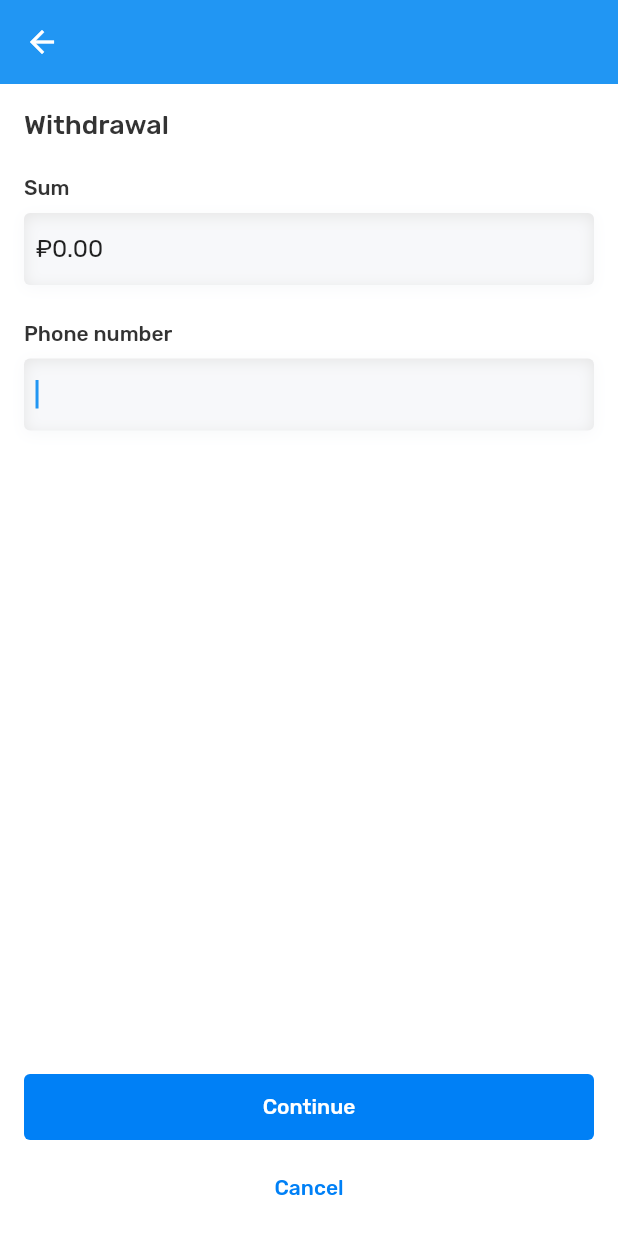
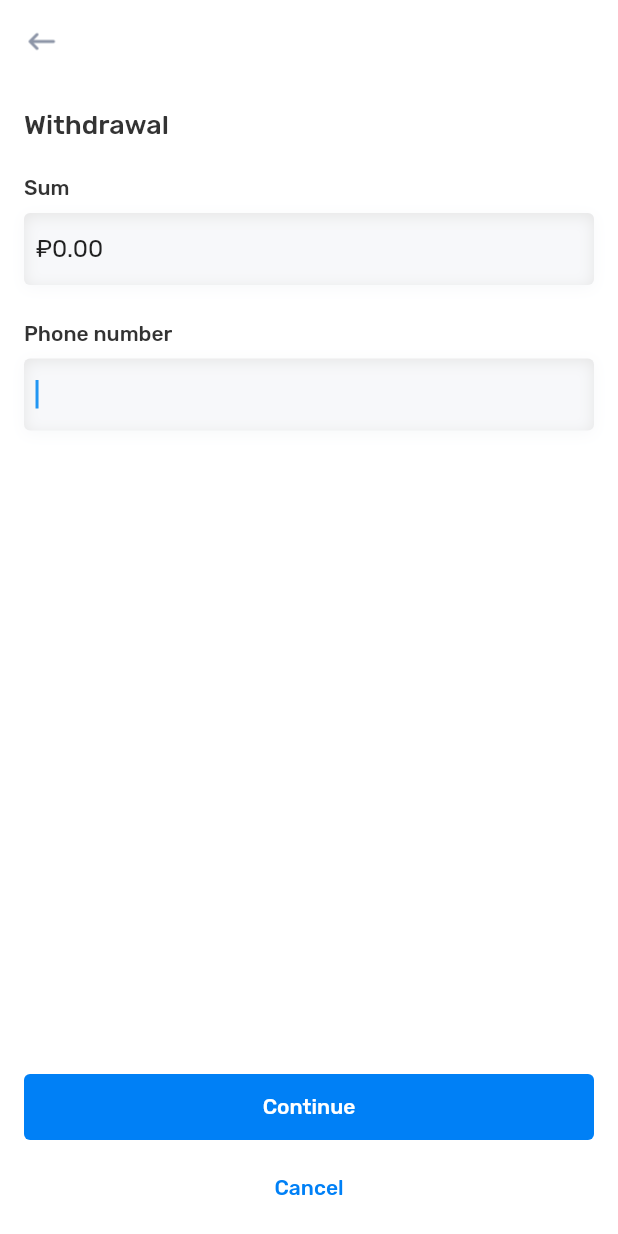
Before and after one commit to medcb/mobileapp, a Flutter app: the PayoutFormScreen screen opened directly with empty values, on a phone screen of 412 x 824 dp. Run offline on Flutter 3.47's test engine with Material 2 defaults, Android fonts, the phone set to English and light mode, and no system bars; our stand-ins replace camera, currency_text_input_formatter, easy_localization, flutter_secure_storage, focus_detector, image_picker and 3 more; accounts and stored records are empty; network calls fail.

Commit message:
White AppBars

```diff
--- a/lib/widgets/payout_form_screen.dart
+++ b/lib/widgets/payout_form_screen.dart
@@ -153,10 +153,10 @@ class _PayoutFormScreenState extends State<PayoutFormScreen> {
     return Scaffold(
       appBar: AppBar(
         shadowColor: Color(0),
-        actionsIconTheme: IconThemeData(
-          color: CashbackColors.accentColor,
-          opacity: 1,
-          size: 100,
+        backgroundColor: CashbackColors.backgroundColor,
+        leading: IconButton(
+          onPressed: () => Navigator.of(context).pop(),
+          icon: Image.asset('assets/images/back_gray_icon.png'),
         ),
       ),
       body: StatefulScreen(
--- a/lib/widgets/recipe_add_photos_list_screen.dart
+++ b/lib/widgets/recipe_add_photos_list_screen.dart
@@ -202,6 +202,11 @@ class _RecipeAddPhotosListState extends State<RecipeAddPhotosListScreen> {
         backgroundColor: Theme.of(context).backgroundColor,
         appBar: AppBar(
           shadowColor: Color(0),
+          backgroundColor: CashbackColors.backgroundColor,
+          leading: IconButton(
+            onPressed: () => Navigator.of(context).pop(),
+            icon: Image.asset('assets/images/back_gray_icon.png'),
+          ),
         ),
         body: SafeArea(
           child: StatefulScreen(
--- a/pubspec.yaml
+++ b/pubspec.yaml
@@ -84,6 +84,7 @@ flutter:
     - assets/images/payout_icon_phone.png
     - assets/images/payout_icon_yoomoney.png
     - assets/images/payout_success_ok.png
+    - assets/images/back_gray_icon.png
 
   fonts:
     - family: Rubik
```
Also changed, not shown: lib/widgets/balance_history_screen.dart (+9 -5 lines), lib/widgets/prescription_details_screen.dart (+8 -0 lines), assets/images/1.5x/back_gray_icon.png (added), assets/images/2.0x/back_gray_icon.png (added), assets/images/3.0x/back_gray_icon.png (added), assets/images/4.0x/back_gray_icon.png (added), assets/images/back_gray_icon.png (added).
